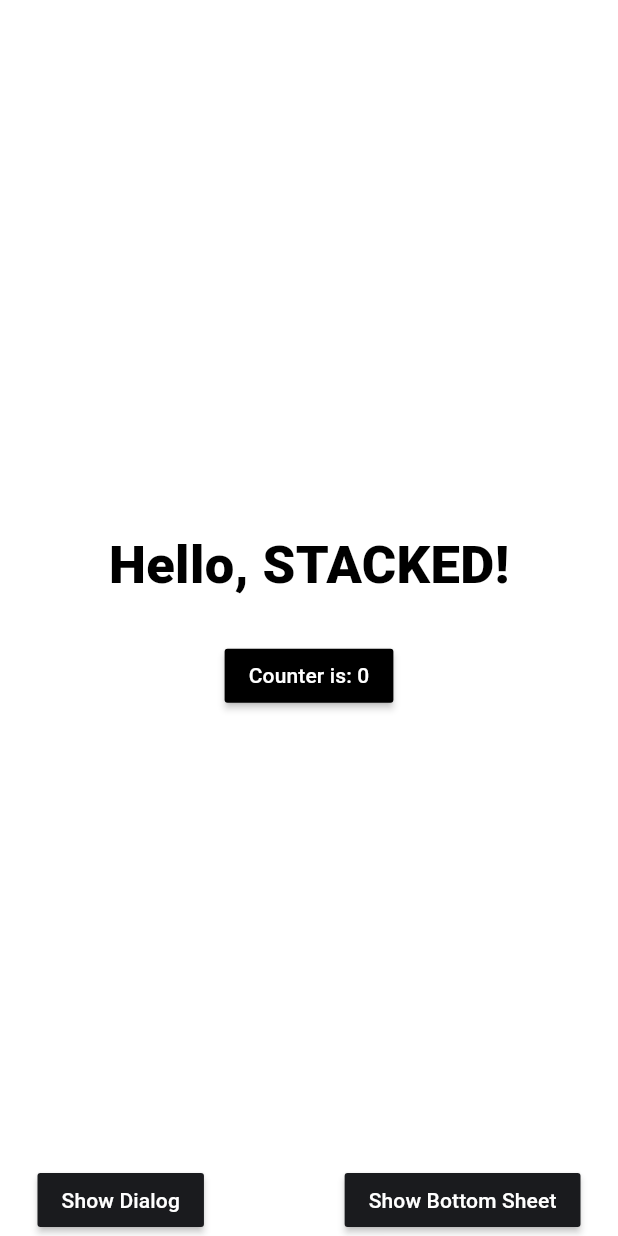
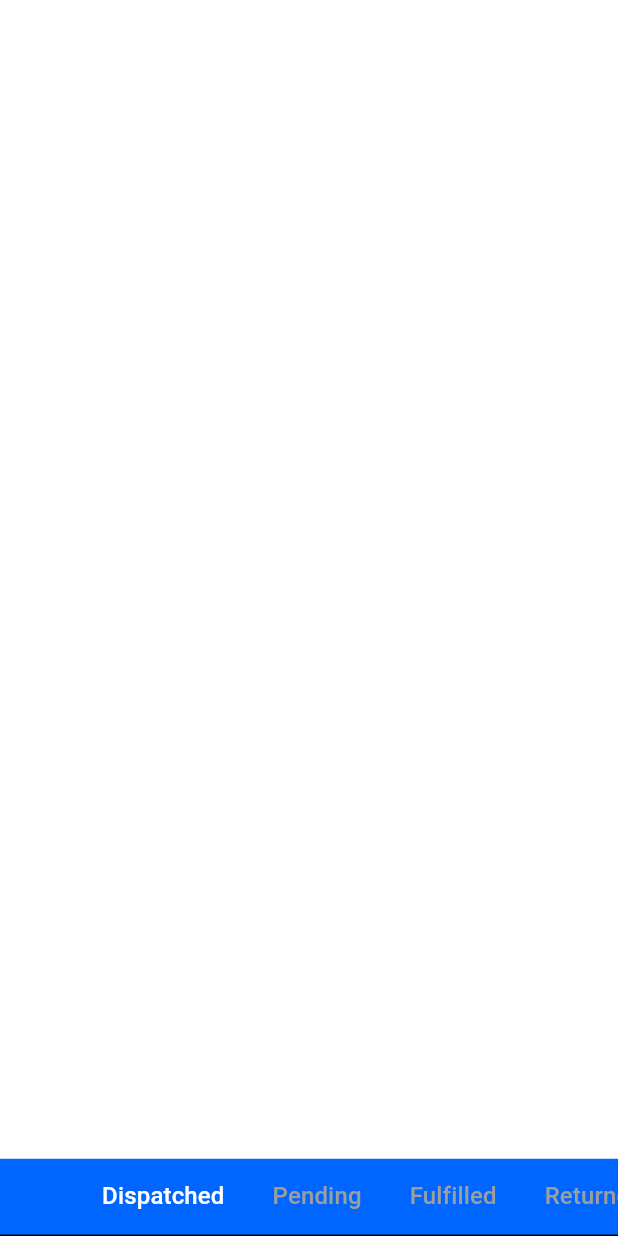
Before and after one commit to sujalshakya/thuprai_delivery-mobile-flutter, a Flutter app: the HomeView screen opened by its route, on a phone screen of 412 x 824 dp. Run offline on Flutter 3.47's test engine with Material 3 defaults, Android fonts, the phone set to English and light mode, and no system bars; our stand-ins replace dio, flutter_screenutil, flutter_secure_storage, retrofit, stacked, stacked_services and 1 more; accounts and stored records are empty; generated files the repository leaves out were written again.

Commit message:
Feat: Add bottom Navbar

```diff
--- a/lib/app/app.dart
+++ b/lib/app/app.dart
@@ -1,5 +1,5 @@
 import 'package:thuprai_delivery/base/network/dio_service.dart';
-import 'package:thuprai_delivery/base/network/retrofit_service.dart';
+import 'package:thuprai_delivery/base/network/api_service.dart';
 import 'package:thuprai_delivery/base/service/secure_storage_service.dart';
 import 'package:thuprai_delivery/ui/bottom_sheets/floating/floating_box_bottom_sheet.dart';
 import 'package:thuprai_delivery/ui/bottom_sheets/notice/notice_sheet.dart';
@@ -7,7 +7,6 @@ import 'package:thuprai_delivery/ui/dialogs/error_alert/error_alert_dialog.dart'
 import 'package:thuprai_delivery/ui/dialogs/info_alert/info_alert_dialog.dart';
 import 'package:thuprai_delivery/ui/views/home/home_view.dart';
 import 'package:thuprai_delivery/ui/views/login/repository/login_repository_implementation.dart';
-import 'package:thuprai_delivery/ui/views/login/service/login_service.dart';
 import 'package:thuprai_delivery/ui/views/startup/startup_view.dart';
 import 'package:stacked/stacked_annotations.dart';
 import 'package:stacked_services/stacked_services.dart';
@@ -29,7 +28,6 @@ import 'package:thuprai_delivery/ui/views/login/login_view.dart';
     LazySingleton(classType: NavigationService),
     LazySingleton(classType: ApiService),
     LazySingleton(classType: DioService),
-    LazySingleton(classType: LoginService),
     LazySingleton(classType: SecureStorageService),
 
     LazySingleton(classType: LoginRepositoryImplementation),
--- a/lib/app/app.locator.dart
+++ b/lib/app/app.locator.dart
@@ -12,10 +12,9 @@ import 'package:stacked_services/src/navigation/navigation_service.dart';
 import 'package:stacked_shared/stacked_shared.dart';
 
 import '../base/network/dio_service.dart';
-import '../base/network/retrofit_service.dart';
+import '../base/network/api_service.dart';
 import '../base/service/secure_storage_service.dart';
 import '../ui/views/login/repository/login_repository_implementation.dart';
-import '../ui/views/login/service/login_service.dart';
 
 final locator = StackedLocator.instance;
 final dio = locator<DioService>().dio;
@@ -33,7 +32,6 @@ Future<void> setupLocator({
   locator.registerLazySingleton(() => NavigationService());
   locator.registerLazySingleton(() => ApiService(dio));
   locator.registerLazySingleton(() => DioService());
-  locator.registerLazySingleton(() => LoginService());
   locator.registerLazySingleton(() => SecureStorageService());
   locator.registerLazySingleton(() => LoginRepositoryImplementation());
 }
--- /dev/null
+++ b/lib/base/common/api_urls.dart
@@ -0,0 +1,13 @@
+class ApiUrls {
+  static String orderEndPoint = "delivery/order";
+  static String dispatchEndPoint = "$orderEndPoint/dispatched/";
+  static String pendingEndPoint = "$orderEndPoint/pending/";
+  static String fullfilledEndPoint = "$orderEndPoint/fulfilled/";
+  static String returnedEndPoint = "$orderEndPoint/returned/";
+  static String processingEndPoint = "$orderEndPoint/processing/";
+  static String pickingUpEndPoint = "$orderEndPoint/picking-up/";
+  static String courieredEndPoint = "$orderEndPoint/couriered/";
+
+  static String changeDeliveryStatusEndPoint = "delivery/";
+  static String markAsPickedUpEndPoint = "delivery/order/mark-pickedup/";
+}
--- a/lib/base/network/retrofit_service.dart
+++ b/lib/base/network/api_service.dart
@@ -2,7 +2,7 @@ import 'package:retrofit/retrofit.dart';
 import 'package:dio/dio.dart';
 import 'package:thuprai_delivery/ui/views/login/models/login_request.dart';
 import 'package:thuprai_delivery/ui/views/login/models/login_response.dart';
-part 'retrofit_service.g.dart';
+part 'api_service.g.dart';
 
 @RestApi(baseUrl: "https://tbe.thuprai.com/v1/api")
 abstract class ApiService {
--- a/lib/base/network/error_interceptor.dart
+++ b/lib/base/network/error_interceptor.dart
@@ -3,7 +3,6 @@ import 'package:dio/dio.dart';
 class ErrorInterceptor extends Interceptor {
   @override
   Future<void> onError(err, handler) async {
-    handler.next(err);
     super.onError(err, handler);
   }
 }
--- a/lib/base/theme/theme.dart
+++ b/lib/base/theme/theme.dart
@@ -6,7 +6,7 @@ final ThemeData light = ThemeData(
       primary: Colors.black,
       onPrimary: Color(0xff0066FF),
       secondary: Colors.white,
-      onSecondary: Colors.white,
+      onSecondary: Colors.grey,
       error: Colors.red,
       onError: Colors.white,
       surface: Colors.white,
--- a/lib/ui/views/home/home_view.dart
+++ b/lib/ui/views/home/home_view.dart
@@ -1,7 +1,8 @@
+import 'package:flutter/gestures.dart';
 import 'package:flutter/material.dart';
+import 'package:flutter_screenutil/flutter_screenutil.dart';
 import 'package:stacked/stacked.dart';
-import 'package:thuprai_delivery/base/common/app_colors.dart';
-import 'package:thuprai_delivery/base/common/ui_helpers.dart';
+import 'package:thuprai_delivery/base/ui_toolkits/label_text.dart';
 
 import 'home_viewmodel.dart';
 
@@ -14,66 +15,34 @@ class HomeView extends StackedView<HomeViewModel> {
     HomeViewModel viewModel,
     Widget? child,
   ) {
-    return Scaffold(
-      body: SafeArea(
-        child: Padding(
-          padding: const EdgeInsets.symmetric(horizontal: 25.0),
-          child: Center(
-            child: Column(
-              mainAxisSize: MainAxisSize.max,
-              mainAxisAlignment: MainAxisAlignment.spaceBetween,
-              children: [
-                verticalSpaceLarge,
-                Column(
-                  children: [
-                    const Text(
-                      'Hello, STACKED!',
-                      style: TextStyle(
-                        fontSize: 35,
-                        fontWeight: FontWeight.w900,
-                      ),
-                    ),
-                    verticalSpaceMedium,
-                    MaterialButton(
-                      color: Colors.black,
-                      onPressed: viewModel.logout,
-                      child: Text(
-                        viewModel.counterLabel,
-                        style: const TextStyle(color: Colors.white),
-                      ),
-                    ),
-                  ],
-                ),
-                Row(
-                  mainAxisAlignment: MainAxisAlignment.spaceBetween,
-                  children: [
-                    MaterialButton(
-                      color: kcDarkGreyColor,
-                      onPressed: viewModel.showDialog,
-                      child: const Text(
-                        'Show Dialog',
-                        style: TextStyle(
-                          color: Colors.white,
-                        ),
-                      ),
-                    ),
-                    MaterialButton(
-                      color: kcDarkGreyColor,
-                      onPressed: viewModel.showBottomSheet,
-                      child: const Text(
-                        'Show Bottom Sheet',
-                        style: TextStyle(
-                          color: Colors.white,
-                        ),
-                      ),
-                    ),
-                  ],
-                )
-              ],
+    return DefaultTabController(
+      length: 7,
+      child: Scaffold(
+          body: PageView(),
+          bottomNavigationBar: Material(
+            color: Theme.of(context).colorScheme.onPrimary,
+            child: SizedBox(
+              height: 50.h,
+              child: TabBar(
+                  dragStartBehavior: DragStartBehavior.start,
+                  isScrollable: true,
+                  labelStyle: const TextStyle(fontSize: 16),
+                  indicator: const BoxDecoration(),
+                  splashFactory: NoSplash.splashFactory,
+                  labelColor: Theme.of(context).colorScheme.secondary,
+                  unselectedLabelColor:
+                      Theme.of(context).colorScheme.onSecondary,
+                  tabs: const [
+                    PrimaryText(text: "Dispatched"),
+                    PrimaryText(text: "Pending"),
+                    PrimaryText(text: "Fulfilled"),
+                    PrimaryText(text: "Returned"),
+                    PrimaryText(text: "Processing"),
+                    PrimaryText(text: "Picking Up"),
+                    PrimaryText(text: "Couriered"),
+                  ]),
             ),
-          ),
-        ),
-      ),
+          )),
     );
   }
 
--- a/lib/ui/views/login/repository/login_repository_implementation.dart
+++ b/lib/ui/views/login/repository/login_repository_implementation.dart
@@ -1,15 +1,15 @@
 import 'package:thuprai_delivery/app/app.locator.dart';
+import 'package:thuprai_delivery/base/network/api_service.dart';
 import 'package:thuprai_delivery/ui/views/login/models/login_request.dart';
 import 'package:thuprai_delivery/ui/views/login/models/login_response.dart';
-import 'package:thuprai_delivery/ui/views/login/service/login_service.dart';
 
 class LoginRepositoryImplementation {
-  final _loginService = locator<LoginService>();
+  final _apiService = locator<ApiService>();
   Future<LoginResponse> loginApiRequest(email, password) async {
     LoginRequest loginRequest =
         LoginRequest(username: email, password: password);
     try {
-      return await _loginService.loginApiRequest(loginRequest);
+      return await _apiService.login(loginRequest);
     } catch (e) {
       rethrow;
     }
--- a/pubspec.yaml
+++ b/pubspec.yaml
@@ -16,6 +16,7 @@ dependencies:
   retrofit: ^4.4.1
   dio: ^5.7.0
   flutter_secure_storage: ^9.2.2
+  get: ^4.6.6
 
 dev_dependencies:
   build_runner: ^2.4.5
```
Also changed, not shown: lib/ui/views/login/login_viewmodel.dart (+7 -1 lines), lib/ui/views/login/service/login_service.dart (deleted, +0 -15 lines), lib/base/network/api_service.g.dart, pubspec.lock, 3 other files.
